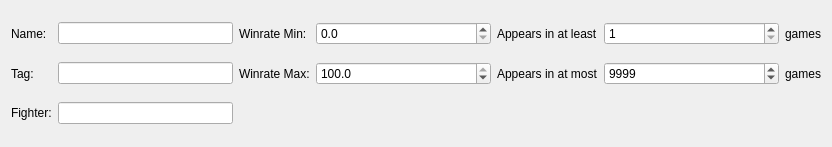
Above: frontend/application/forms/DataSetFilterWidget_Player.ui from reframedultimate/ReFramed before the change. Below: the same form after it.
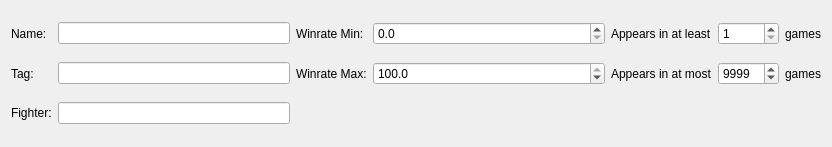
That is the form after the change.

```diff
--- a/frontend/application/forms/DataSetFilterWidget_Player.ui
+++ b/frontend/application/forms/DataSetFilterWidget_Player.ui
@@ -50,7 +50,7 @@
    <item row="0" column="5">
     <widget class="QSpinBox" name="spinBox">
      <property name="sizePolicy">
-      <sizepolicy hsizetype="Expanding" vsizetype="Fixed">
+      <sizepolicy hsizetype="Minimum" vsizetype="Fixed">
        <horstretch>0</horstretch>
        <verstretch>0</verstretch>
       </sizepolicy>
@@ -133,7 +133,7 @@
    <item row="1" column="5">
     <widget class="QSpinBox" name="spinBox_2">
      <property name="sizePolicy">
-      <sizepolicy hsizetype="Expanding" vsizetype="Fixed">
+      <sizepolicy hsizetype="Minimum" vsizetype="Fixed">
        <horstretch>0</horstretch>
        <verstretch>0</verstretch>
       </sizepolicy>
```
